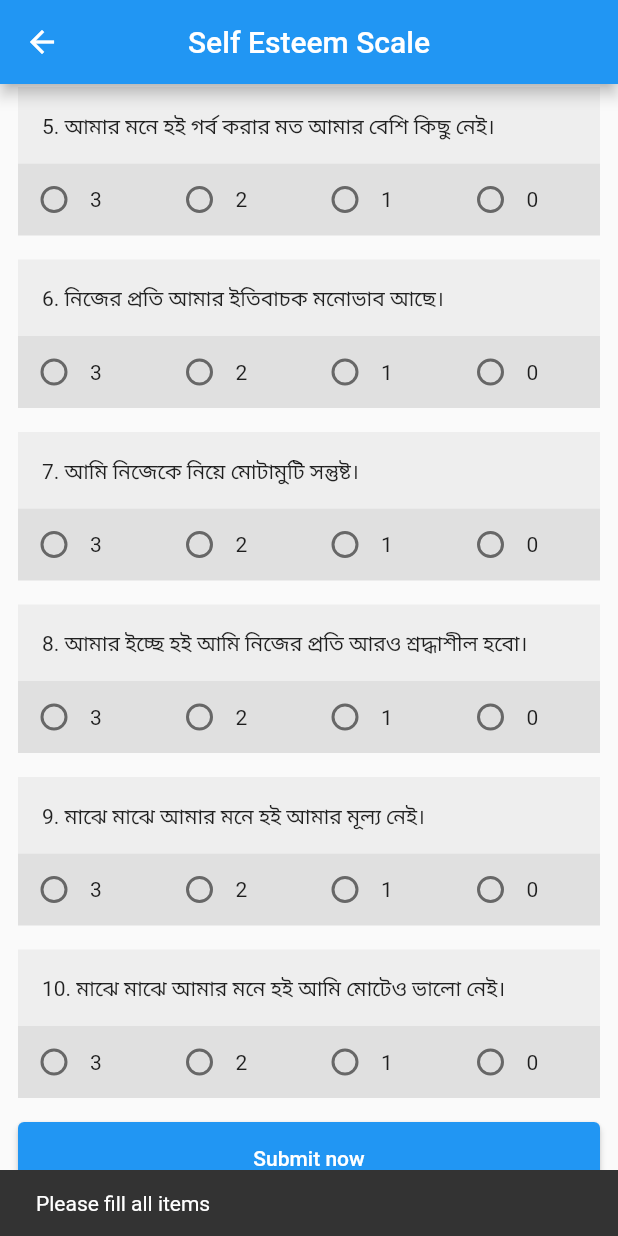
After one commit to sofolitltd/wellbeingclinic, a Flutter app: the SelfEsteem screen opened directly, scrolled down 657 dp, after a tap on "Submit now", on a phone screen of 412 x 824 dp. The commit adds this screen. Run offline on Flutter 3.47's test engine with Material 2 defaults, Android fonts, the light colour scheme and no system bars; drawn by our look-alikes of group_radio_button; our stand-ins replace firebase_core, google_fonts; accounts and stored records are empty.

Commit message:
4 test added

```diff
--- a/lib/items/items.dart
+++ b/lib/items/items.dart
@@ -1,9 +1,33 @@
 import '../models/question_model.dart';
 
 class Items {
+  // wellbeing
+  static List wellbeingScale = [0, 1, 2, 3, 4, 5];
+  static List<ItemModel> wellbeingItems = [
+    ItemModel(
+      1,
+      'বিগত দুই সপ্তাহ ধরে আমি প্রফুল্ল ও আদন্দ অনুভব করেছি।',
+    ),
+    ItemModel(
+      2,
+      'বিগত দুই সপ্তাহ ধরে আমি শান্ত ও স্বস্থি অনুভব করছি।',
+    ),
+    ItemModel(
+      3,
+      'বিগত দুই সপ্তাহ ধরে আমি সক্রিয় এবং সবল ছিলাম।',
+    ),
+    ItemModel(
+      4,
+      'বিগত দুই সপ্তাহ ধরে আমি সতেজ এবং ফুরফুরে অনুভূতি নিয়ে ঘুম থেকে জেগেছি।',
+    ),
+    ItemModel(
+      5,
+      'বিগত দুই সপ্তাহ ধরে দৈনন্দিন জীবনে এমন বিষয়গুলো আমি পেয়েছি যেগুলো আমি আগ্রহ নিয়ে চেয়েছি।',
+    ),
+  ];
+
   // internet addiction Text
   static List internetAddictionScale = [1, 2, 3, 4, 5];
-
   static List<ItemModel> internetAddictionItems = [
     ItemModel(
       1,
@@ -57,7 +81,6 @@ class Items {
 
   // Dark Triad Dirty Dozen
   static List dartTriadScale = [1, 2, 3, 4, 5, 6, 7];
-
   static List<ItemModel> dartTriadItems = [
     ItemModel(
       1,
@@ -95,32 +118,52 @@ class Items {
         'আমার মাঝে অন্যদের থেকে বিশেষ আনুকূল্য প্রত্যাশা করার প্রবণতা রয়েছে।'),
   ];
 
-  // wellbeing
-  static List wellbeingScale = [0, 1, 2, 3, 4, 5];
-  static List<ItemModel> wellbeingItems = [
+  // selfEsteem
+  static List selfEsteemScale = [3, 2, 1, 0];
+  static List<ItemModel> selfEsteemItems = [
     ItemModel(
       1,
-      'বিগত দুই সপ্তাহ ধরে আমি প্রফুল্ল ও আদন্দ অনুভব করেছি।',
+      'অন্যদের সাথে সমান মাপকাঠিতে বিচার করলে আমি মনে করি আমি একজন যোগ্য ব্যক্তি।',
     ),
     ItemModel(
       2,
-      'বিগত দুই সপ্তাহ ধরে আমি শান্ত ও স্বস্থি অনুভব করছি।',
+      'আমি মনে করি আমার বেশ কিছু ভাল গুণ আছে।',
     ),
     ItemModel(
       3,
-      'বিগত দুই সপ্তাহ ধরে আমি সক্রিয় এবং সবল ছিলাম।',
+      'সামগ্রিক বিচারে আমার মনে করার প্রবণতা আছে যে আমি ব্যর্থ।',
     ),
     ItemModel(
       4,
-      'বিগত দুই সপ্তাহ ধরে আমি সতেজ এবং ফুরফুরে অনুভূতি নিয়ে ঘুম থেকে জেগেছি।',
+      'বেশিরভাগ লোকের মতো আমিও বিভিন্ন কাজ করতে সক্ষম।',
     ),
     ItemModel(
       5,
-      'বিগত দুই সপ্তাহ ধরে দৈনন্দিন জীবনে এমন বিষয়গুলো আমি পেয়েছি যেগুলো আমি আগ্রহ নিয়ে চেয়েছি।',
+      'আমার মনে হই গর্ব করার মত আমার বেশি কিছু নেই।',
+    ),
+    ItemModel(
+      6,
+      'নিজের প্রতি আমার ইতিবাচক মনোভাব আছে।',
+    ),
+    ItemModel(
+      7,
+      'আমি নিজেকে নিয়ে মোটামুটি সন্তুষ্ট।',
+    ),
+    ItemModel(
+      8,
+      'আমার ইচ্ছে হই আমি নিজের প্রতি আরও শ্রদ্ধাশীল হবো।',
+    ),
+    ItemModel(
+      9,
+      'মাঝে মাঝে আমার মনে হই আমার মূল্য নেই।',
+    ),
+    ItemModel(
+      10,
+      'মাঝে মাঝে আমার মনে হই আমি মোটেও ভালো নেই।',
     ),
   ];
 
-  // wellbeing
+  // socialAnxiety
   static List socialAnxietyScale = [0, 1];
   static List<ItemModel> socialAnxietyItems = [
     ItemModel(
--- a/lib/screens/dark_triad.dart
+++ b/lib/screens/dark_triad.dart
@@ -69,7 +69,6 @@ class _DarkTriadState extends State<DarkTriad> {
               Padding(
                 padding: const EdgeInsets.symmetric(
                   vertical: 16,
-                  horizontal: 8,
                 ),
                 child: ElevatedButton(
                   onPressed: () {
--- a/lib/screens/result.dart
+++ b/lib/screens/internet_addiction_result.dart
@@ -2,8 +2,9 @@ import 'package:flutter/material.dart';
 
 import '../models/result_model.dart';
 
-class Result extends StatelessWidget {
-  const Result({Key? key, required this.resultModel}) : super(key: key);
+class InternetAddictionResult extends StatelessWidget {
+  const InternetAddictionResult({Key? key, required this.resultModel})
+      : super(key: key);
 
   final ResultModel resultModel;
 
--- /dev/null
+++ b/lib/screens/self_esteem.dart
@@ -0,0 +1,132 @@
+import 'package:flutter/material.dart';
+import 'package:google_fonts/google_fonts.dart';
+import 'package:wellbeingclinic/items/items.dart';
+import 'package:wellbeingclinic/models/result_model.dart';
+import 'package:wellbeingclinic/screens/self_esteem_result.dart';
+
+import '../widgets/question_card.dart';
+
+class SelfEsteem extends StatefulWidget {
+  const SelfEsteem({Key? key}) : super(key: key);
+
+  @override
+  State<SelfEsteem> createState() => _SelfEsteemState();
+}
+
+class _SelfEsteemState extends State<SelfEsteem> {
+  Map testAnswer = {};
+
+  @override
+  Widget build(BuildContext context) {
+    return Scaffold(
+      appBar: AppBar(
+        centerTitle: true,
+        title: Text(
+          'Self Esteem Scale',
+          style: GoogleFonts.hindSiliguri(),
+        ),
+      ),
+
+      //
+      body: SingleChildScrollView(
+        child: Padding(
+          padding: EdgeInsets.symmetric(
+            horizontal: MediaQuery.of(context).size.width > 1000
+                ? MediaQuery.of(context).size.width * .2
+                : 12,
+            vertical: 12,
+          ),
+          child: Column(
+            crossAxisAlignment: CrossAxisAlignment.stretch,
+            children: [
+              Text(
+                'নিচে আত্মমর্যাদা সম্পর্কিত ১০টি উক্তি রয়েছে। প্রতিটি উক্তি আপনার ক্ষেত্রে কতটুকু প্রযোজ্য তা ৪টি পছন্দক্রমের যেকোনো একটিতে টিক(v) চিহ্ন দিয়ে প্রকাশ করুন। \n 3 = সম্পূর্ণভাবে একমত \n 2 = একমত \n 1 = একমত নই \n 0 = একেবারেই একমত নই',
+                style: GoogleFonts.tiroBangla(),
+              ),
+
+              const SizedBox(height: 16),
+
+              //
+              ListView.separated(
+                separatorBuilder: (context, index) =>
+                    const SizedBox(height: 16),
+                physics: const NeverScrollableScrollPhysics(),
+                shrinkWrap: true,
+                itemCount: Items.selfEsteemItems.length,
+                itemBuilder: (context, index) {
+                  return ItemCard(
+                    index: index,
+                    testItems: Items.selfEsteemItems,
+                    testScale: Items.selfEsteemScale,
+                    testAnswer: testAnswer,
+                  );
+                },
+              ),
+
+              //
+              Padding(
+                padding: const EdgeInsets.symmetric(
+                  vertical: 16,
+                ),
+                child: ElevatedButton(
+                  onPressed: () {
+                    double sum = 0;
+
+                    // get the list of all values of the map
+                    List<dynamic> values = testAnswer.values.toList();
+
+                    // calculate the sum with a loop
+                    for (var value in values) {
+                      sum += value;
+                    }
+
+                    // print out the sum
+                    print(sum);
+
+                    if ((testAnswer.length != Items.selfEsteemItems.length)) {
+                      ScaffoldMessenger.of(context).showSnackBar(const SnackBar(
+                          content: Text('Please fill all items')));
+                    } else {
+                      //todo: result
+                      var result = sum.round();
+                      String title = '';
+                      String subtitle = '';
+                      if (result < 15) {
+                        title = 'Low';
+                        subtitle = 'low self esteem';
+                      } else if (result.clamp(15, 20) == result) {
+                        title = 'LOW';
+                        subtitle = 'low self esteem';
+                      } else if (result > 25) {
+                        title = 'High';
+                        subtitle = 'high self esteem';
+                      }
+
+                      //
+                      Navigator.push(
+                        context,
+                        MaterialPageRoute(
+                          builder: (context) => SelfEsteemResult(
+                            resultModel: ResultModel(
+                              sum: result.toDouble(),
+                              title: title,
+                              subtitle: subtitle,
+                            ),
+                          ),
+                        ),
+                      );
+                    }
+                  },
+                  child: const Padding(
+                    padding: EdgeInsets.all(16),
+                    child: Text('Submit now'),
+                  ),
+                ),
+              )
+            ],
+          ),
+        ),
+      ),
+    );
+  }
+}
--- a/lib/widgets/question_card.dart
+++ b/lib/widgets/question_card.dart
@@ -20,7 +20,7 @@ class ItemCard extends StatefulWidget {
 }
 
 class _ItemCardState extends State<ItemCard> {
-  int _selectedOption = 0;
+  int _selectedOption = 10;
 
   @override
   Widget build(BuildContext context) {
```
Also changed, not shown: lib/screens/home.dart (+38 -0 lines), lib/screens/internet_addiction.dart (+4 -5 lines), lib/screens/self_esteem_result.dart (added, +82 -0 lines), lib/screens/wellbeing.dart (added, +121 -0 lines), lib/screens/wellbeing_result.dart (added, +82 -0 lines).
